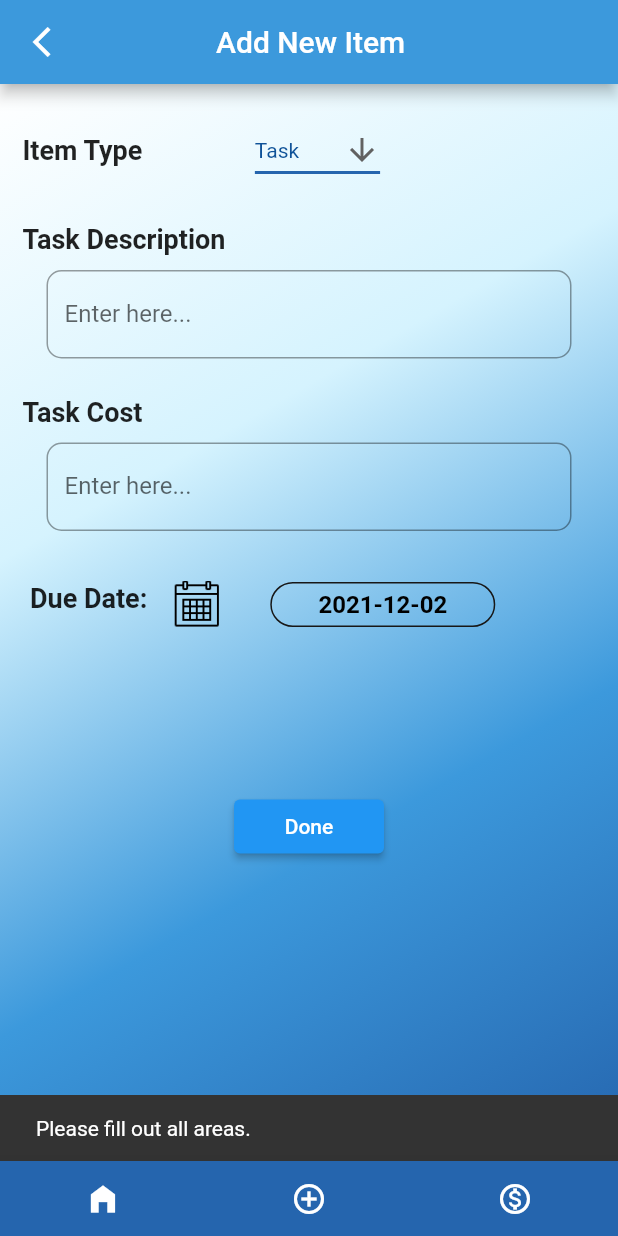
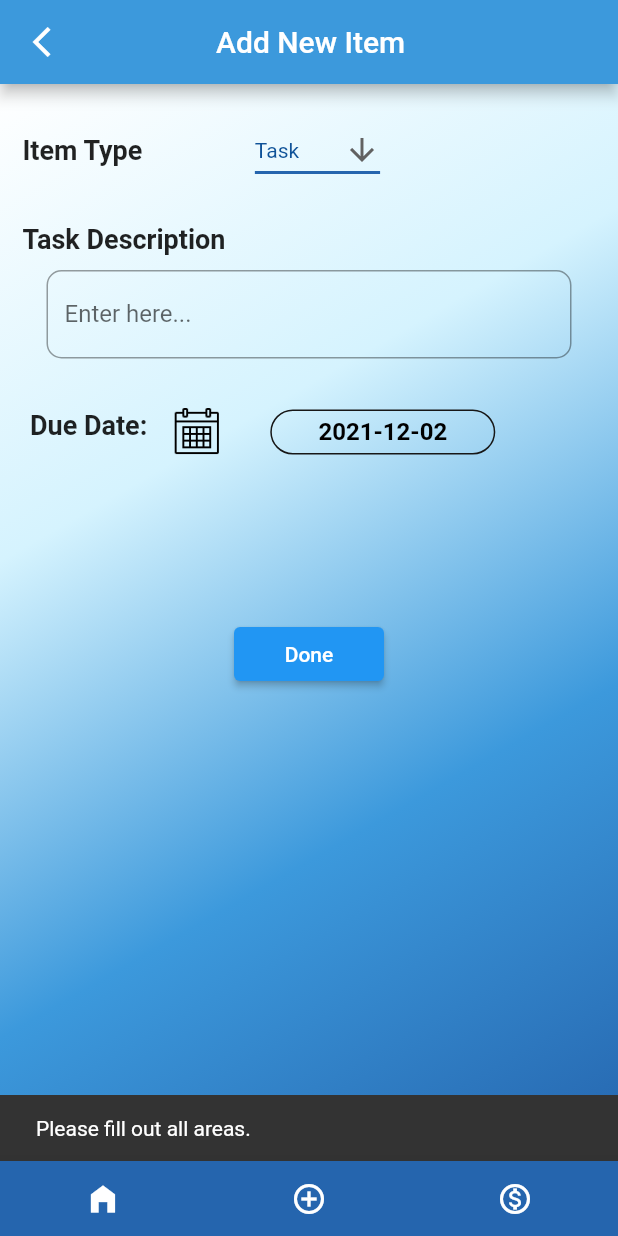
Before and after one commit to jmnguyen1999/Chum, a Flutter app: the screen it shows after launch, item 2 of the bottom bar chosen, after a tap on "Done", on a phone screen of 412 x 824 dp. Run offline on Flutter 3.47's test engine with Material 2 defaults, Android fonts, the phone set to English and light mode, and no system bars; our stand-ins replace sqflite; accounts and stored records are empty.

Commit message:
Making cost widget disappear when need be on add_page.

```diff
--- a/lib/pages/bottom_navigation/add_page.dart
+++ b/lib/pages/bottom_navigation/add_page.dart
@@ -17,7 +17,7 @@ import '../../constants.dart' as Constants;
 class AddPage extends StatefulWidget {
 
   //const HomePage({Key? key}) : super(key: key);
-  AddPage({Key? key, required this.title, required this.page_from, required this.isEdit, selectedTask, selectedReminder,selectedExpense}) :
+  AddPage({Key? key, required this.title, required this.page_from, required this.isEdit, required this.isNew, selectedTask, selectedReminder,selectedExpense}) :
         selectedTask = selectedTask ?? Task(id:-1, description:"null", dueDate: DateTime(1999)),
         selectedReminder = selectedReminder ?? Reminder(id:-3, description:"null", dueDate: DateTime(1999)),
         selectedExpense = selectedExpense ?? Expense(id:-2, description:"null", cost:0, dueDate: DateTime(1999)),
@@ -26,6 +26,7 @@ class AddPage extends StatefulWidget {
   final String title;
   final String page_from;
   bool isEdit;
+  bool isNew;         //Flag on whether or not to pre-fill info for a new item
   Task selectedTask;
   Reminder selectedReminder;
   Expense selectedExpense;
@@ -37,6 +38,34 @@ class AddPage extends StatefulWidget {
 
 class _AddPageState extends State<AddPage> {
 
+  @override
+  //Purpose:      If new item to begin from specific page, upload item type and date if needed
+  void initState() {
+    if(widget.isNew){
+      if(widget.selectedTask.getId() != -1){
+        print("was a task");
+        taskType = "Task";
+        if(widget.selectedTask.hasDueDate() && picked != selectedDate){
+          selectedDate = widget.selectedTask.getDate();
+        }
+      }
+      else if(widget.selectedExpense.getId() != -2){
+        print("was an expense");
+        taskType = "Expense";
+        if(widget.selectedExpense.hasDueDate() && picked != selectedDate){
+          selectedDate = widget.selectedExpense.getDate();
+        }
+      }
+      else{
+        print("was a reminder");
+        taskType = "Reminder";
+        if(widget.selectedReminder.hasDueDate() && picked != selectedDate){
+          selectedDate = widget.selectedReminder.getDate();
+        }
+      }
+    }
+    super.initState();
+  }
   String dropdownValue = 'One';
 
   //Values to store to create new Item:
@@ -66,6 +95,7 @@ class _AddPageState extends State<AddPage> {
 
   //Purpose: When creation of item is done, create an Item object and store it:
   _createItem(BuildContext context) {
+    bool noCostEntered = false;
     if (descriptionController.text != "") {
       //Get all data needed and make Item object:
       switch (taskType) {
@@ -100,7 +130,7 @@ class _AddPageState extends State<AddPage> {
           }
           break;
         case 'Expense':
-          if (costController.text != "") {
+          if (costController.text != "" && (double.tryParse(costController.text) != null)) {
             if (widget.isEdit) {
               Expense updatedExpense = new Expense(
                   id: widget.selectedExpense.getId(),
@@ -119,9 +149,19 @@ class _AddPageState extends State<AddPage> {
             }
           }
           else {
+            // Then change flag to not navigate to back page
+
+            noCostEntered= true;
+            if(double.tryParse(costController.text) == null){
+              // Then show a snackbar.
+              ScaffoldMessenger.of(context)
+                  .showSnackBar(SnackBar(content: Text('Cost entered is not valid!')));
+            }
+            else{
               // Then show a snackbar.
               ScaffoldMessenger.of(context)
                   .showSnackBar(SnackBar(content: Text('Please fill out all areas.')));
+            }
           }
           break;
         default:
@@ -129,6 +169,7 @@ class _AddPageState extends State<AddPage> {
       }
 
       //2.) Go back to the page came from passing along the new task
+      if (!noCostEntered) {
         switch (widget.page_from) {
           case Constants.KEY_HOME:
             Navigator.push(context, MaterialPageRoute(
@@ -144,6 +185,7 @@ class _AddPageState extends State<AddPage> {
                     AddPage(title: widget.title,
                       page_from: widget.page_from,
                       isEdit: widget.isEdit,
+                      isNew:widget.isNew,
                       selectedExpense: widget.selectedExpense,
                       selectedTask: widget.selectedTask,
                       selectedReminder: widget.selectedReminder,)));
@@ -152,6 +194,7 @@ class _AddPageState extends State<AddPage> {
             print(
                 "add_page:  page_from was not valid, so did not navigate back from anywhere");
             break;
+        }
       }
     }
     else{
@@ -164,7 +207,6 @@ class _AddPageState extends State<AddPage> {
   //Purpose: Called automatically to build the page:
   @override
   Widget build(BuildContext context) {
-    final maxLines = 3;
 
     //If we are editing something, pre-fill values
     if (widget.isEdit) {
@@ -247,7 +289,7 @@ class _AddPageState extends State<AddPage> {
                     child: IconButton(
                         onPressed: (){
                           Navigator.push(context, MaterialPageRoute(
-                              builder: (context) => AddPage(title: widget.title, page_from: widget.page_from,isEdit: widget.isEdit, selectedExpense: widget.selectedExpense, selectedTask: widget.selectedTask, selectedReminder: widget.selectedReminder,)));
+                              builder: (context) => AddPage(title: widget.title, page_from: widget.page_from,isEdit: widget.isEdit, isNew: widget.isNew, selectedExpense: widget.selectedExpense, selectedTask: widget.selectedTask, selectedReminder: widget.selectedReminder,)));
                         },
                         icon: Icon(Icons.add_circle_outline, color: Colors.white)
                     ),
@@ -368,8 +410,12 @@ class _AddPageState extends State<AddPage> {
                   ),
 
                   //Toggled if item = expense:
+
+
           //Question: Cost?
                   //Title:
+                  if(taskType == 'Expense') Column(
+                    children:[
                       Container(
                       alignment: Alignment.topLeft,
                       margin: EdgeInsets.only(left: 15, top:25),
@@ -396,7 +442,8 @@ class _AddPageState extends State<AddPage> {
                           labelText: 'Enter here...',
                         ),
                       ),
-                  ),
+                    )
+                 ]),
 
                   //Question #3: Due date?
                   Container(
--- a/lib/pages/bottom_navigation/expenses_page.dart
+++ b/lib/pages/bottom_navigation/expenses_page.dart
@@ -1,5 +1,6 @@
 
 import 'package:chum/models/items/expense.dart';
+import 'package:chum/models/items/reminder.dart';
 import 'package:chum/sqLite/database.dart';
 import 'package:flutter/material.dart';
 
@@ -90,7 +91,7 @@ class _ExpensesPageState extends State<ExpensesPage> {
                     child: IconButton(
                         onPressed: (){
                           Navigator.push(context, MaterialPageRoute(
-                              builder: (context) => AddPage(title: widget.title, page_from: Constants.KEY_EXPENSES, isEdit:false)));
+                              builder: (context) => AddPage(title: widget.title, page_from: Constants.KEY_EXPENSES, isEdit:false, isNew:false)));
                         },
                         icon: Icon(Icons.add_circle_outline, color: Colors.white)
                     ),
@@ -166,7 +167,7 @@ class _ExpensesPageState extends State<ExpensesPage> {
                                             child: IconButton(
                                                 onPressed: (){
                                                   Navigator.push(context, MaterialPageRoute(
-                                                      builder: (context) => AddPage(title: widget.title, page_from: Constants.KEY_EXPENSES, isEdit:false)));
+                                                      builder: (context) => AddPage(title: widget.title, page_from: Constants.KEY_HOME, isEdit: false, isNew:true, selectedExpense: new Expense(id:0, description:"", cost: -1, dueDate:null),)));
                                                 },
                                                 icon: Icon(Icons.add_circle_outline)
                                             ),
--- a/lib/pages/settings_page.dart
+++ b/lib/pages/settings_page.dart
@@ -62,7 +62,7 @@ class _SettingsPageState extends State<SettingsPage> {
                     child: IconButton(
                         onPressed: (){
                           Navigator.push(context, MaterialPageRoute(
-                              builder: (context) => AddPage(title: widget.title, page_from: Constants.KEY_INFO, isEdit: false)));
+                              builder: (context) => AddPage(title: widget.title, page_from: Constants.KEY_INFO, isEdit: false, isNew:false)));
                         },
                         icon: Icon(Icons.add_circle_outline, color: Colors.white)
                     ),
```
Also changed, not shown: lib/main.dart (+7 -5 lines). Lines whose indentation alone changed are shown as unchanged.
